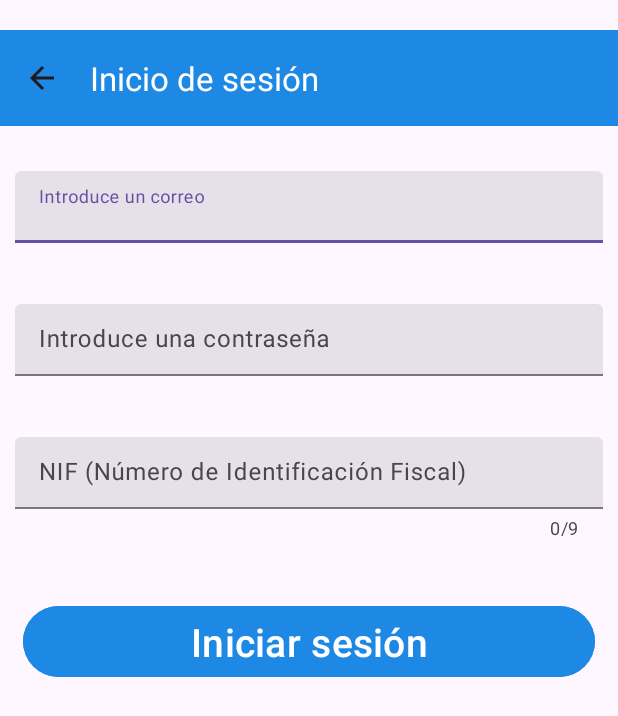
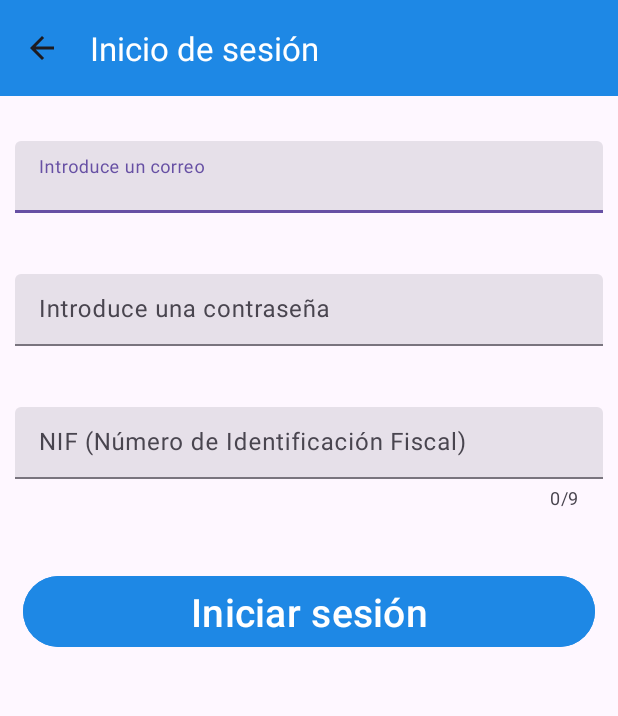
Before and after one commit to Alvaro200039/TFG-Kotlin, an Android app: the LoginEmpresaActivity screen opened directly, with no data from a screen before it, on a phone screen of 412 x 824 dp. Shown: the top 716 px of the screen. Run offline under Robolectric (Android 15) with nearby library versions, the light colour scheme and no system bars; our stand-ins replace Room's generated code.

```diff
--- a/app/build.gradle.kts
+++ b/app/build.gradle.kts
@@ -50,6 +50,6 @@ dependencies {
     testImplementation(libs.junit)
     androidTestImplementation(libs.androidx.junit)
     androidTestImplementation(libs.androidx.espresso.core)
-    implementation("androidx.room:room-runtime:2.6.1")
-    kapt("androidx.room:room-compiler:2.6.1")
+    implementation(libs.androidx.room.runtime)
+    kapt(libs.androidx.room.compiler)
 }
--- a/app/src/main/java/com/example/tfg_kotlin/LoginEmpresaActivity.kt
+++ b/app/src/main/java/com/example/tfg_kotlin/LoginEmpresaActivity.kt
@@ -4,7 +4,10 @@ import android.content.Intent
 import android.os.Bundle
 import android.view.MenuItem
 import android.widget.Toast
+import androidx.activity.enableEdgeToEdge
 import androidx.appcompat.app.AppCompatActivity
+import androidx.core.view.ViewCompat
+import androidx.core.view.WindowInsetsCompat
 import androidx.room.Room
 import com.example.tfg_kotlin.BBDD.BBDD
 import com.example.tfg_kotlin.BBDD.MIGRATION_1_2
@@ -14,6 +17,13 @@ class LoginEmpresaActivity : AppCompatActivity() {
     private lateinit var binding: ActivityLoginEmpresaBinding
     override fun onCreate(savedInstanceState: Bundle?) {
         super.onCreate(savedInstanceState)
+        enableEdgeToEdge()
+        setContentView(R.layout.activity_login_empresa)
+        ViewCompat.setOnApplyWindowInsetsListener(findViewById(R.id.loginempresa)) { v, insets ->
+            val systemBars = insets.getInsets(WindowInsetsCompat.Type.systemBars())
+            v.setPadding(systemBars.left, systemBars.top, systemBars.right, systemBars.bottom)
+            insets
+        }
 
         //Flecha TOOLBAR "ATRAS"
         binding = ActivityLoginEmpresaBinding.inflate(layoutInflater)
--- a/app/src/main/res/layout/activity_login_empresa.xml
+++ b/app/src/main/res/layout/activity_login_empresa.xml
@@ -1,8 +1,8 @@
 <?xml version="1.0" encoding="utf-8"?>
 <LinearLayout xmlns:android="http://schemas.android.com/apk/res/android"
     xmlns:app="http://schemas.android.com/apk/res-auto"
-    xmlns:tools="http://schemas.android.com/tools"
     android:layout_width="match_parent"
+    android:id="@+id/loginempresa"
     android:layout_height="match_parent"
     android:orientation="vertical">
 
@@ -13,7 +13,6 @@
         android:background="@color/blue_600"
         android:minHeight="?attr/actionBarSize"
         android:theme="?attr/actionBarTheme"
-        android:layout_marginTop="20dp"
         app:title="Inicio de sesión"
         app:titleTextColor="@color/white" />
 
--- a/app/src/main/res/layout/activity_main.xml
+++ b/app/src/main/res/layout/activity_main.xml
@@ -1,8 +1,8 @@
 <?xml version="1.0" encoding="utf-8"?>
 <LinearLayout xmlns:android="http://schemas.android.com/apk/res/android"
     xmlns:app="http://schemas.android.com/apk/res-auto"
-    xmlns:tools="http://schemas.android.com/tools"
     android:layout_width="match_parent"
+    android:id="@+id/main"
     android:layout_height="match_parent"
     android:orientation="vertical">
 
--- a/gradle/libs.versions.toml
+++ b/gradle/libs.versions.toml
@@ -13,6 +13,8 @@ roomCommonJvm = "2.7.1"
 
 [libraries]
 androidx-core-ktx = { group = "androidx.core", name = "core-ktx", version.ref = "coreKtx" }
+androidx-room-compiler = { module = "androidx.room:room-compiler", version.ref = "roomCommonJvm" }
+androidx-room-runtime = { module = "androidx.room:room-runtime", version.ref = "roomCommonJvm" }
 junit = { group = "junit", name = "junit", version.ref = "junit" }
 androidx-junit = { group = "androidx.test.ext", name = "junit", version.ref = "junitVersion" }
 androidx-espresso-core = { group = "androidx.test.espresso", name = "espresso-core", version.ref = "espressoCore" }
```
Also changed, not shown: app/src/main/java/com/example/tfg_kotlin/MainActivity.kt (+7 -0 lines).
